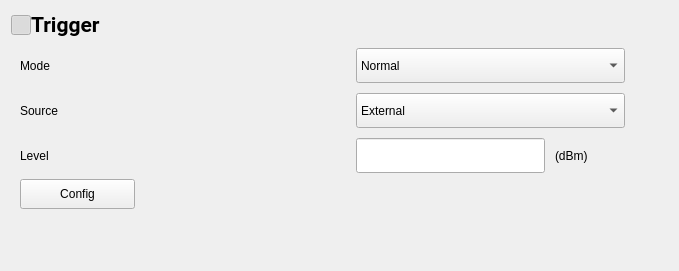
Above: tas7061rf/widgets/wgContentNrx/wgContentNrx.ui from DoND8xforce/tas7061 before the change. Below: the same form after it.
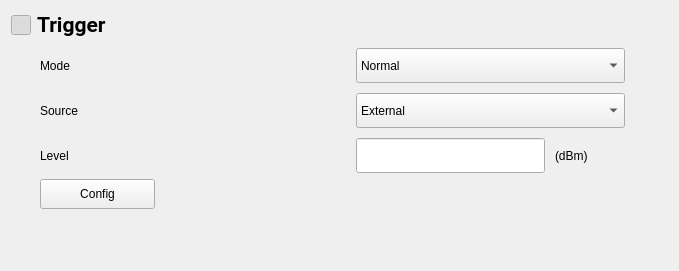
That is the form after the change. Icons and pictures are not drawn.

```diff
--- a/tas7061rf/widgets/wgContentNrx/wgContentNrx.ui
+++ b/tas7061rf/widgets/wgContentNrx/wgContentNrx.ui
@@ -25,7 +25,7 @@
      <item>
       <layout class="QHBoxLayout" name="horizontalLayout_14">
        <property name="spacing">
-        <number>0</number>
+        <number>6</number>
        </property>
        <item>
         <widget class="QPushButton" name="btnTrigger">
@@ -121,8 +121,11 @@
        <layout class="QVBoxLayout" name="verticalLayout_3">
         <item>
          <layout class="QGridLayout" name="gridLayout_3">
+          <property name="leftMargin">
+           <number>20</number>
+          </property>
           <property name="horizontalSpacing">
-           <number>236</number>
+           <number>216</number>
           </property>
           <property name="verticalSpacing">
            <number>10</number>
@@ -278,6 +281,9 @@
         </item>
         <item>
          <layout class="QGridLayout" name="gridLayout_4">
+          <property name="leftMargin">
+           <number>20</number>
+          </property>
           <property name="verticalSpacing">
            <number>10</number>
           </property>
```
